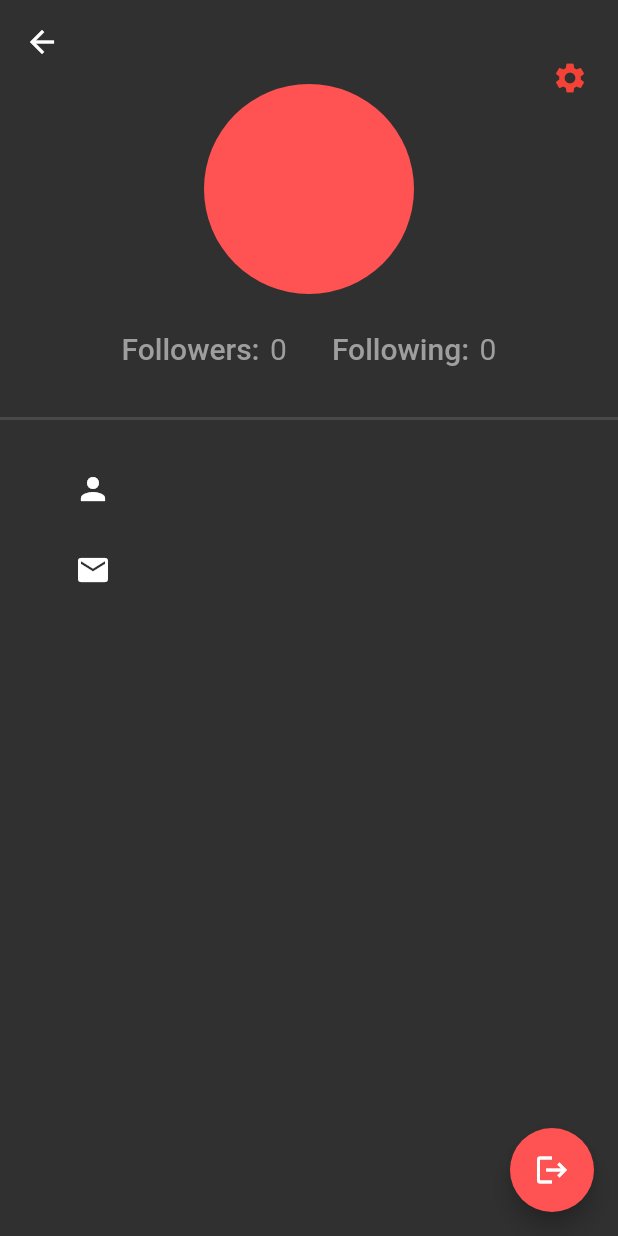
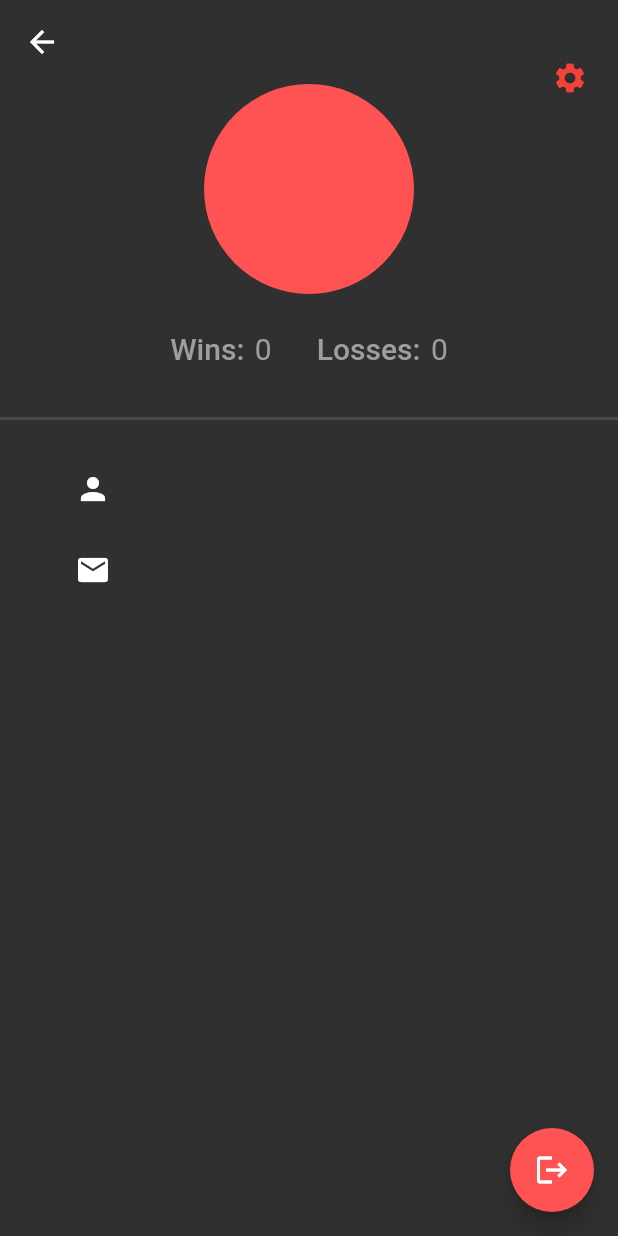
Before and after one commit to grayson40/p2p-app, a Flutter app: the ProfileScreen screen opened directly, on a phone screen of 412 x 824 dp. Run offline on Flutter 3.47's test engine with Material 2 defaults, Android fonts, the phone set to English and light mode, and no system bars; our stand-ins replace cloud_firestore, firebase_auth, firebase_core, fluttertoast; accounts and stored records are empty.

Commit message:
Change variables displayed

```diff
--- a/lib/screens/profile_screen.dart
+++ b/lib/screens/profile_screen.dart
@@ -65,10 +65,10 @@ class _ProfileScreenState extends State<ProfileScreen> {
                   children: [
                     GestureDetector(
                       onTap: () {
-                        print('followers tapped');
+                        print('wins tapped');
                       },
                       child: const Text(
-                        "Followers: ",
+                        "Wins: ",
                         style: TextStyle(
                             color: Colors.grey,
                             fontWeight: FontWeight.w500,
@@ -91,10 +91,10 @@ class _ProfileScreenState extends State<ProfileScreen> {
                   children: [
                     GestureDetector(
                       onTap: () {
-                        print('following tapped');
+                        print('losses tapped');
                       },
                       child: const Text(
-                        "Following: ",
+                        "Losses: ",
                         style: TextStyle(
                             color: Colors.grey,
                             fontWeight: FontWeight.w500,
```
